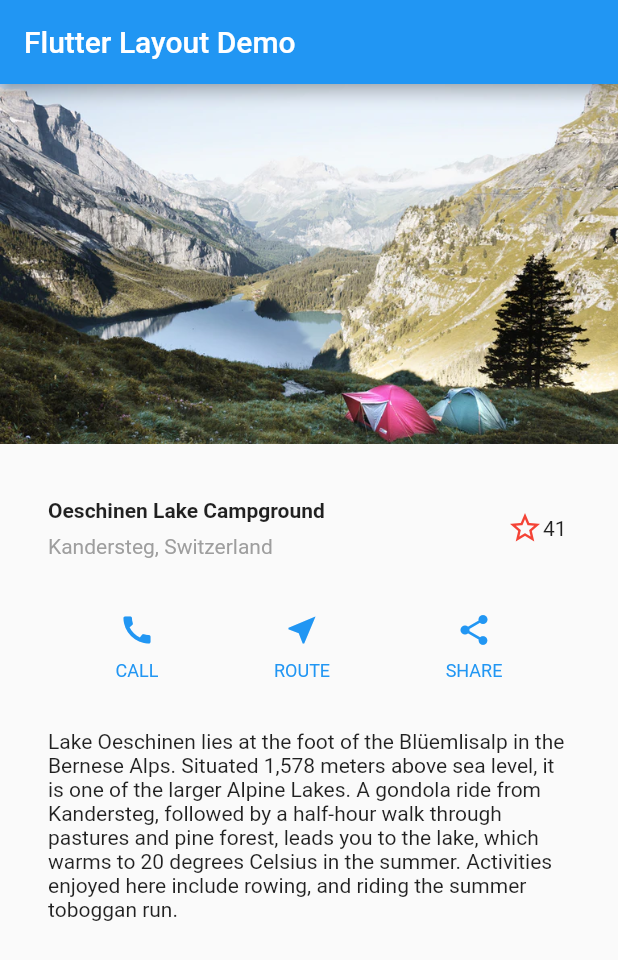
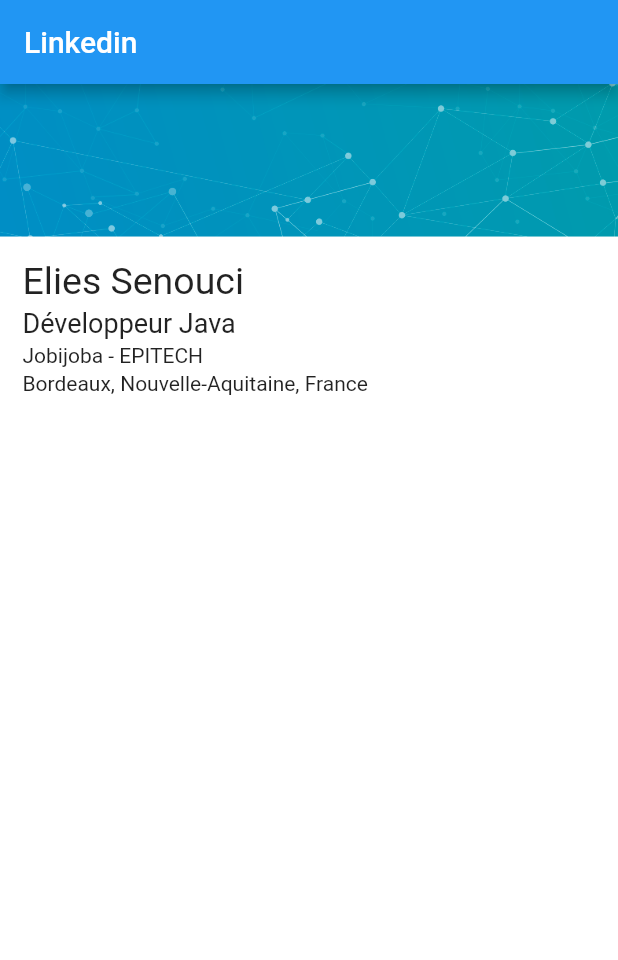
Before and after one commit to EliesSenouci/FlutterPlayground, a Flutter app: the screen it shows after launch, on a phone screen of 412 x 824 dp. Shown: the top 960 px of the screen. Run offline on Flutter 3.47's test engine with Material 2 defaults, Android fonts, the phone set to English and light mode, and no system bars.

Commit message:
linkedin clone v1

```diff
--- a/lib/main.dart
+++ b/lib/main.dart
@@ -7,156 +7,41 @@ import 'package:flutter/material.dart';
 void main() => runApp(MyApp());
 
 class MyApp extends StatelessWidget {
-
-  Widget titleSection = Container(
-    padding: const EdgeInsets.all(32),
-    child: Row(
-      children: [
-        Expanded(
-          /*1*/
-          child: Column(
-            crossAxisAlignment: CrossAxisAlignment.start,
-            children: [
-              /*2*/
-              Container(
-                padding: const EdgeInsets.only(bottom: 8),
-                child: Text(
-                  'Oeschinen Lake Campground',
-                  style: TextStyle(
-                    fontWeight: FontWeight.bold,
-                  ),
-                ),
-              ),
-              Text(
-                'Kandersteg, Switzerland',
-                style: TextStyle(
-                  color: Colors.grey[500],
-                ),
-              ),
-            ],
-          ),
-        ),
-        Favorite()
-      ],
-    ),
-  );
-
   @override
   Widget build(BuildContext context) {
-
-    Color color = Theme.of(context).primaryColor;
-    Widget buttonSection = Container(
-      child: Row(
-        mainAxisAlignment: MainAxisAlignment.spaceEvenly,
-        children: [
-          _buildButtonColumn(color, Icons.call, 'CALL'),
-          _buildButtonColumn(color, Icons.near_me, 'ROUTE'),
-          _buildButtonColumn(color, Icons.share, 'SHARE'),
-        ],
-      ),
-    );
-
-    Widget textSection = Container(
-      padding: const EdgeInsets.all(32),
-      child: Text(
-        'Lake Oeschinen lies at the foot of the Blüemlisalp in the Bernese '
-            'Alps. Situated 1,578 meters above sea level, it is one of the '
-            'larger Alpine Lakes. A gondola ride from Kandersteg, followed by a '
-            'half-hour walk through pastures and pine forest, leads you to the '
-            'lake, which warms to 20 degrees Celsius in the summer. Activities '
-            'enjoyed here include rowing, and riding the summer toboggan run.',
-        softWrap: true
-      ),
-    );
-
     return MaterialApp(
-      title: 'Welcome to Flutter',
       home: Scaffold(
         appBar: AppBar(
-          title: Text('Flutter Layout Demo'),
+          title: Text("Linkedin"),
         ),
-        body: ListView(
-          children: [
-            Image.asset(
-              'images/lake.webp',
-              width: 600,
-              height: 240,
-              fit: BoxFit.cover
-            ),
-            titleSection,
-            buttonSection,
-            textSection
-          ]
-        ),
+        body: profile(),
+        backgroundColor: Colors.white70,
       ),
     );
   }
 
-  Column _buildButtonColumn(Color color, IconData icon, String label) {
-    return Column(
-      mainAxisSize: MainAxisSize.min,
-      mainAxisAlignment: MainAxisAlignment.center,
+  Widget profile() {
+    return ListView(
       children: [
-        Icon(icon, color: color),
-        Container(
-          margin: const EdgeInsets.only(top: 8),
-          child: Text(
-            label,
-            style: TextStyle(
-              fontSize: 12,
-              fontWeight: FontWeight.w400,
-              color: color,
-            ),
-          ),
-        ),
-      ],
+        Image.asset('images/background.png'),
+        primarySection()],
+    );
+  }
+
+  Widget primarySection() {
+    return Container(
+      color: Colors.white,
+      padding: const EdgeInsets.all(15.0),
+      child: Column(children: [
+        Text("Elies Senouci",
+            style: TextStyle(fontSize: 25, fontWeight: FontWeight.w400)),
+        SizedBox(height: 3),
+        Text("Développeur Java", style: TextStyle(fontSize: 18)),
+        SizedBox(height: 3),
+        Text("Jobijoba - EPITECH"),
+        SizedBox(height: 3),
+        Text("Bordeaux, Nouvelle-Aquitaine, France")
+      ], crossAxisAlignment: CrossAxisAlignment.start),
     );
   }
 }
-
-class Favorite extends StatefulWidget {
-  @override
-  _FavoriteState createState() => _FavoriteState();
-}
-
-class _FavoriteState extends State<Favorite> {
-  bool _isFav = false;
-  int _favoriteCount = 41;
-
-  @override
-  Widget build(BuildContext context) {
-    return Row(
-      mainAxisSize: MainAxisSize.min,
-      children: [
-        Container(
-          padding: EdgeInsets.all(0),
-          child: IconButton(
-            padding: EdgeInsets.all(0),
-            alignment: Alignment.centerRight,
-            icon: (_isFav ? Icon(Icons.star) : Icon(Icons.star_border)),
-            color: Colors.red[500],
-            onPressed: _toggleFavorite,
-          ),
-        ),
-        SizedBox(
-          width: 18,
-          child: Container(
-            child: Text('$_favoriteCount'),
-          ),
-        ),
-      ],
-    );
-  }
-
-  void _toggleFavorite() {
-    setState(() {
-      if (_isFav) {
-        _favoriteCount -= 1;
-        _isFav = false;
-      } else {
-        _favoriteCount += 1;
-        _isFav = true;
-      }
-    });
-  }
-}
--- a/pubspec.yaml
+++ b/pubspec.yaml
@@ -47,7 +47,7 @@ flutter:
 
   # To add assets to your application, add an assets section, like this:
   assets:
-    - images/lake.webp
+  - images/background.png
   #   - images/a_dot_ham.jpeg
 
   # An image asset can refer to one or more resolution-specific "variants", see
```
Also changed, not shown: images/background.png (added), images/lake.webp (deleted).
